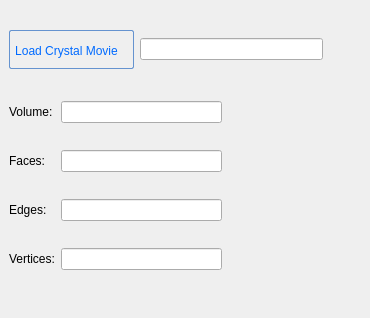
This is apps/NSXQt/ui/Tree/SampleShapePropertyWidget.ui in k61n/openhkl as Qt 5 draws it before an edit. The edited form follows.
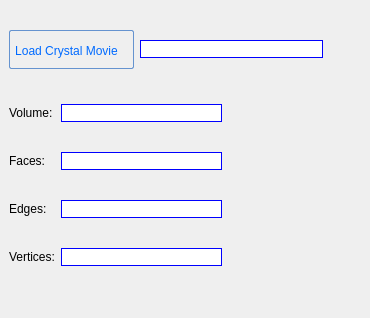
This is the edited form.

Commit message: Include space group into UnitCell class. Added space group in NSXQT. Enable sorting reflections by equivalence classes. Integration of Peak3D now takes into account the scan step size for proper normalization. Also few modifications to the interface.

What changed in the file:
```diff
--- a/apps/NSXQt/ui/Tree/SampleShapePropertyWidget.ui
+++ b/apps/NSXQt/ui/Tree/SampleShapePropertyWidget.ui
@@ -13,7 +13,7 @@
   <property name="windowTitle">
    <string>Form</string>
   </property>
-  <widget class="QWidget" name="">
+  <widget class="QWidget" name="layoutWidget">
    <property name="geometry">
     <rect>
      <x>9</x>
@@ -32,6 +32,15 @@
     </item>
     <item row="0" column="1">
      <widget class="QLineEdit" name="lineEdit_Volume">
+      <property name="styleSheet">
+       <string notr="true">QLineEdit {
+    border: 1px solid blue;
+    border-radius: 10px;
+    padding: 0 8px;
+    background: white;
+    selection-background-color: darkgray;
+}</string>
+      </property>
       <property name="readOnly">
        <bool>true</bool>
       </property>
@@ -46,6 +55,15 @@
     </item>
     <item row="1" column="1">
      <widget class="QLineEdit" name="lineEdit_Faces">
+      <property name="styleSheet">
+       <string notr="true">QLineEdit {
+    border: 1px solid blue;
+    border-radius: 10px;
+    padding: 0 8px;
+    background: white;
+    selection-background-color: darkgray;
+}</string>
+      </property>
       <property name="readOnly">
        <bool>true</bool>
       </property>
@@ -60,6 +78,15 @@
     </item>
     <item row="2" column="1">
      <widget class="QLineEdit" name="lineEdit_Edges">
+      <property name="styleSheet">
+       <string notr="true">QLineEdit {
+    border: 1px solid blue;
+    border-radius: 10px;
+    padding: 0 8px;
+    background: white;
+    selection-background-color: darkgray;
+}</string>
+      </property>
       <property name="readOnly">
        <bool>true</bool>
       </property>
@@ -74,6 +101,15 @@
     </item>
     <item row="3" column="1">
      <widget class="QLineEdit" name="lineEdit_Vertices">
+      <property name="styleSheet">
+       <string notr="true">QLineEdit {
+    border: 1px solid blue;
+    border-radius: 10px;
+    padding: 0 8px;
+    background: white;
+    selection-background-color: darkgray;
+}</string>
+      </property>
       <property name="readOnly">
        <bool>true</bool>
       </property>
@@ -81,7 +117,7 @@
     </item>
    </layout>
   </widget>
-  <widget class="QWidget" name="">
+  <widget class="QWidget" name="layoutWidget">
    <property name="geometry">
     <rect>
      <x>9</x>
@@ -159,6 +195,15 @@
         <verstretch>0</verstretch>
        </sizepolicy>
       </property>
+      <property name="styleSheet">
+       <string notr="true">QLineEdit {
+    border: 1px solid blue;
+    border-radius: 10px;
+    padding: 0 8px;
+    background: white;
+    selection-background-color: darkgray;
+}</string>
+      </property>
       <property name="readOnly">
        <bool>true</bool>
       </property>
```
The commit also changes 30 other files.
